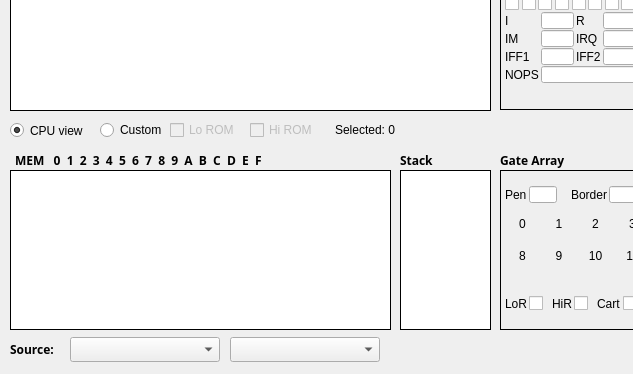
Above: Debugger.ui from abalore/Cadence before the change; both pictures show x 0 to 633 and y 190 to 564 of the 815 by 564 pixel window. Below: the same form after it.
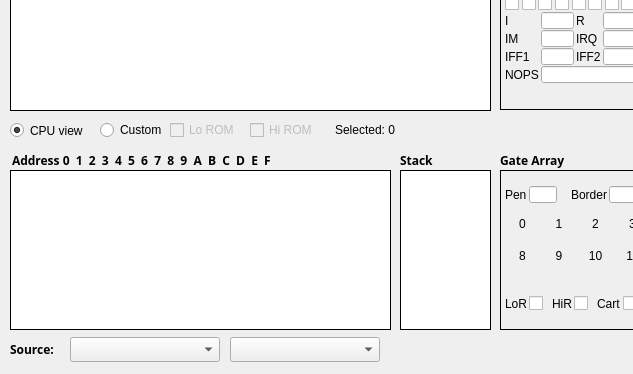
That is the form after the change.

The edit to the form file:
```diff
--- a/Debugger.ui
+++ b/Debugger.ui
@@ -2920,7 +2920,7 @@
   <widget class="QLabel" name="label">
    <property name="geometry">
     <rect>
-     <x>15</x>
+     <x>12</x>
      <y>340</y>
      <width>470</width>
      <height>20</height>
@@ -2934,7 +2934,7 @@
     </font>
    </property>
    <property name="text">
-    <string>MEM   0  1  2  3  4  5  6  7  8  9  A  B  C  D  E  F</string>
+    <string>Address 0  1  2  3  4  5  6  7  8  9  A  B  C  D  E  F</string>
    </property>
   </widget>
   <widget class="QLabel" name="label_2">
```
